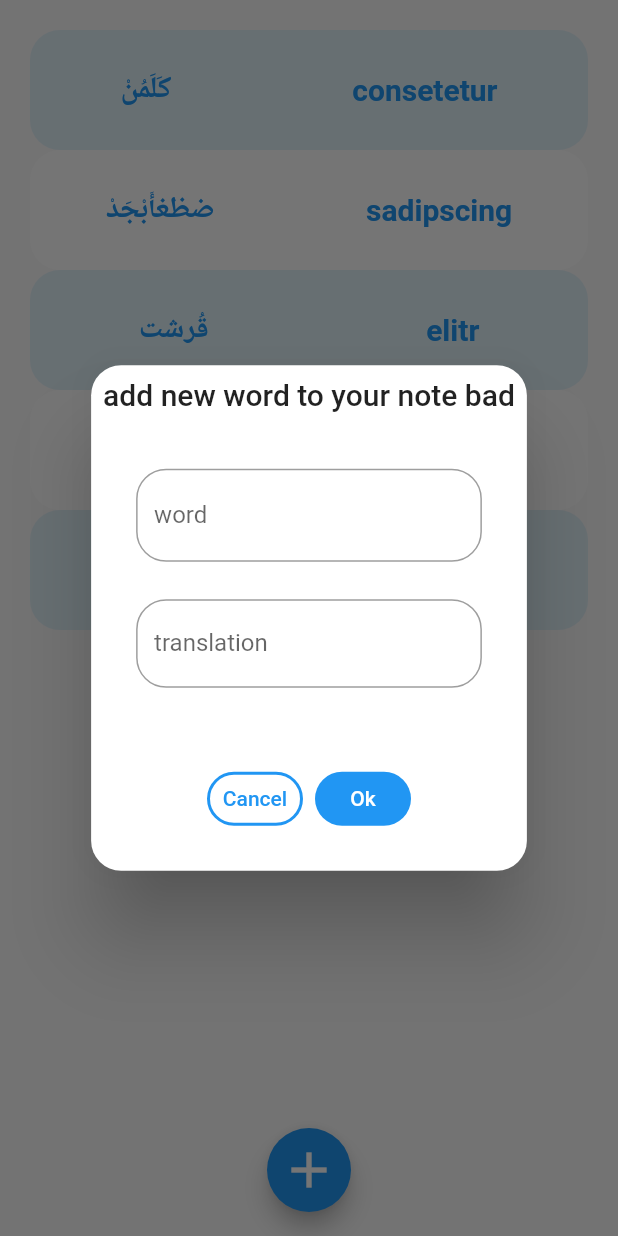
After one commit to ahmedmartin/English_mission, a Flutter app: the screen it shows after launch, item 2 of the bottom bar chosen, after a tap on the "add" icon, on a phone screen of 412 x 824 dp. The commit adds this screen. Run offline on Flutter 3.47's test engine with Material 2 defaults, Android fonts, the phone set to English and light mode, and no system bars; our stand-ins replace audioplayers, firebase_auth, firebase_core, get; accounts and stored records are empty; network calls fail.

Commit message:
second commit

```diff
--- a/lib/controller/question_controller.dart
+++ b/lib/controller/question_controller.dart
@@ -7,7 +7,7 @@ class Question_controller extends GetxController{
   RxString voice =''.obs;
   RxString text_1 = ''.obs;
   RxString text_2 = ''.obs;
-  List questions_type=['true_false','choose','true_false','translate','voice','choose'].obs;
+  List questions_type=['true_false','choose','translate','voice'].obs;
   List all_answer =[].obs;
   RxString correct_answer=''.obs;
   RxString your_answer=''.obs;
@@ -37,7 +37,7 @@ class Question_controller extends GetxController{
     text_1.value='Lorem ipsum dolor sit amet';
     text_2.value='';
     all_answer=['answer1','answer2','answer3','answer4','answer5','answer6'];
-    correct_answer.value='answer2answer5answer3answer1answer6';
+    correct_answer.value='answer2 answer5 answer3 answer1 answer6';
     your_answer.value='';
     press_0.value=true;press_1.value=true;press_2.value=true;
     press_3.value=true;press_4.value=true;press_5.value=true;
@@ -61,7 +61,7 @@ class Question_controller extends GetxController{
     text_1.value='';
     text_2.value='';
     all_answer=['answer1','answer2','answer3','answer4','answer5','answer6'];
-    correct_answer.value='answer2answer5answer3answer1answer6';
+    correct_answer.value='answer2 answer5 answer3 answer1 answer6';
     your_answer.value='';
     press_0.value=true;press_1.value=true;press_2.value=true;
     press_3.value=true;press_4.value=true;press_5.value=true;
--- /dev/null
+++ b/lib/view/note_bad.dart
@@ -0,0 +1,110 @@
+import 'package:flutter/material.dart';
+import 'package:get/get.dart';
+
+
+
+class Note_pad extends StatefulWidget{
+  @override
+  State<StatefulWidget> createState() {
+    return _Note_pad();
+  }
+}
+
+class _Note_pad extends State<Note_pad>{
+
+  List <Translation> translation  = [Translation('كَلَمُنْ', 'consetetur'),Translation('ضظغأَبْجَدْ', 'sadipscing'),
+    Translation('قُرشت', 'elitr'),Translation('هَوَّزْْ', 'eirmod'),Translation('كلب', 'dog')];
+  TextEditingController word_controller = TextEditingController();
+  TextEditingController translate_controller = TextEditingController();
+
+  @override
+  Widget build(BuildContext context) {
+    return Scaffold(
+      body: Padding(
+        padding: EdgeInsets.all(20),
+        child:ListView.builder(
+            itemCount:translation.length ,
+            itemBuilder: (context,index){
+              return Container(
+                decoration: BoxDecoration(
+                  color: index%2 == 0?Colors.lightBlue.withOpacity(.1):Colors.white,
+                  borderRadius: BorderRadius.circular(20)
+                ),
+
+                height: 80,
+                child: Row(
+                  mainAxisAlignment: MainAxisAlignment.spaceAround,
+                  children: [
+                    Text(translation[index].word!,
+                      style: TextStyle(fontSize: 20,color:Colors.blue,fontWeight: FontWeight.bold),),
+                    Text(translation[index].translate!,
+                      style: TextStyle(fontSize: 20,color:Colors.blue,fontWeight: FontWeight.bold),),
+                  ],
+                ),
+              );
+            }) ,
+      ),
+      floatingActionButton: FloatingActionButton(
+        child: Icon(Icons.add,color: Colors.white,size: 40,),
+        onPressed: (){
+          Get.defaultDialog(
+            title: 'add new word to your note bad',
+            contentPadding: EdgeInsets.all(30),
+            content: Column(
+                children: [
+                  TextFormField(
+                    decoration: InputDecoration(
+                      border:OutlineInputBorder(
+                        borderRadius: BorderRadius.circular(20),
+                      ),
+                      hintText: 'ex"كلب"',
+                      labelText: 'word'
+                    ),
+                    controller: word_controller,
+                    style: TextStyle(color: Colors.blue),
+                  ),
+                  SizedBox(height: 25),
+                  TextFormField(
+                    decoration: InputDecoration(
+                        border:OutlineInputBorder(
+                          borderRadius: BorderRadius.circular(20),
+                        ),
+                        hintText: 'ex"dog"',
+                        labelText: 'translation'
+                    ),
+                    controller: translate_controller,
+                    style: TextStyle(color: Colors.blue),
+                  ),
+                  SizedBox(height: 40,)
+                ],
+              ),
+            //confirm: Text('add'),
+            onConfirm: (){
+              if(word_controller.text.isNotEmpty&&translate_controller.text.isNotEmpty) {
+                setState(() {
+                  translation.add(Translation(word_controller.text, translate_controller.text));
+                  word_controller.text = '';
+                  translate_controller.text = '';
+                  Get.back();
+                });
+              }
+            },
+            //cancel: Text('cancel'),
+            onCancel: (){},
+          );
+        },
+      ),
+      floatingActionButtonLocation: FloatingActionButtonLocation.centerFloat,
+    );
+  }
+
+
+}
+
+
+class Translation {
+  String? word;
+  String? translate;
+
+  Translation(this.word, this.translate);
+}
--- a/pubspec.yaml
+++ b/pubspec.yaml
@@ -32,8 +32,8 @@ dependencies:
   firebase_auth: ^3.1.0
   firebase_core: ^1.6.0
   firebase_database: ^7.2.1
-#  assets_audio_player:
   audioplayers:
+  url_launcher:
 
 
 dev_dependencies:
```
Also changed, not shown: lib/view/home.dart (+8 -2 lines), lib/view/question.dart (+118 -44 lines), lib/view/store.dart (added, +97 -0 lines), assets/congratulation.gif (added), pubspec.lock, 3 other files.
